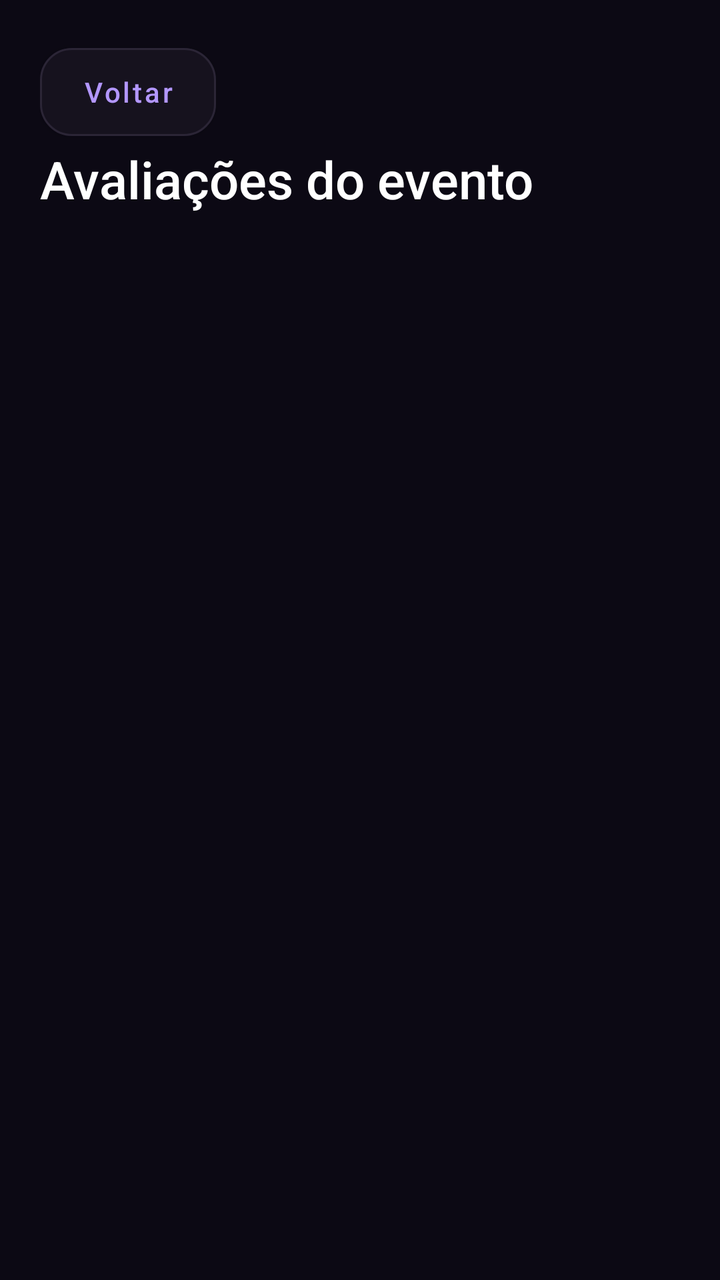
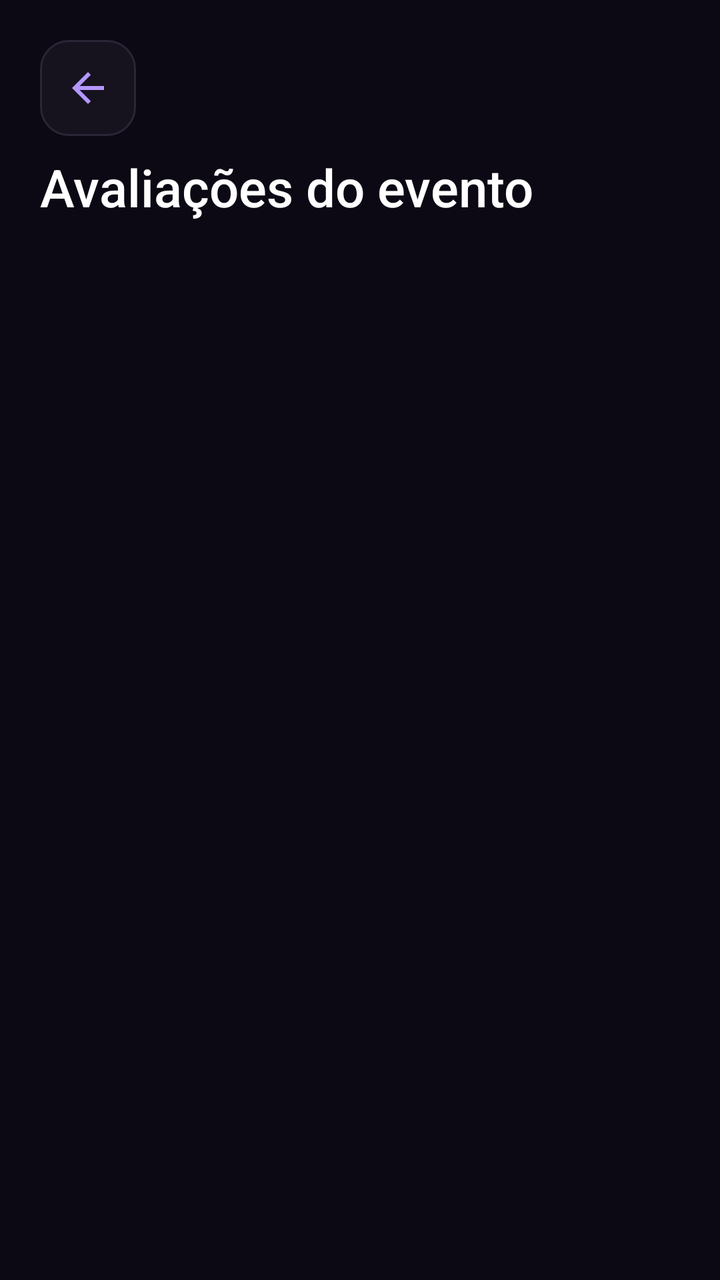

Two renders of the same Android screen: before a commit and after it. Below are the layout's source before the change and the commit's diff.
<!-- AndroidManifest.xml: activity theme Theme.Perto.Interno -->
<!-- res/layout/activity_avaliacoes.xml -->
<?xml version="1.0" encoding="utf-8"?>
<ScrollView android:scrollbars="none" xmlns:android="http://schemas.android.com/apk/res/android"
    android:layout_width="match_parent" android:layout_height="match_parent"
    android:fillViewport="true" android:background="@color/perto_background">
    <LinearLayout android:layout_width="match_parent" android:layout_height="wrap_content"
        android:orientation="vertical" android:padding="20dp">
        <Button android:id="@+id/voltar" style="@style/Widget.Perto.Button.Secondary" android:layout_width="wrap_content" android:layout_height="wrap_content" android:text="@string/event_back" />
        <TextView android:layout_width="match_parent" android:layout_height="wrap_content"
            android:text="@string/review_title" android:textSize="26sp" android:fontFamily="sans-serif-medium" android:textColor="@color/white" />
        <TextView android:id="@+id/status" android:layout_width="match_parent" android:layout_height="wrap_content"
            android:layout_marginTop="16dp" android:textColor="@color/perto_muted" android:accessibilityLiveRegion="polite" />
        <Button android:id="@+id/tentar" style="@style/Widget.Perto.Button.Secondary" android:layout_width="match_parent" android:layout_height="wrap_content"
            android:text="@string/retry" android:visibility="gone" />
        <LinearLayout android:id="@+id/formulario" android:layout_width="match_parent" android:layout_height="wrap_content"
            android:orientation="vertical" android:visibility="gone">
            <TextView android:layout_width="match_parent" android:layout_height="wrap_content"
                android:layout_marginTop="24dp" android:text="@string/review_mine" android:textSize="20sp" android:textColor="@color/white" />
            <TextView android:layout_width="match_parent" android:layout_height="wrap_content"
                android:layout_marginTop="16dp" android:labelFor="@+id/nota" android:text="@string/review_score" android:textColor="@color/perto_muted" />
            <Spinner android:id="@+id/nota" android:layout_width="match_parent" android:layout_height="wrap_content"
                android:minHeight="56dp" android:background="@drawable/perto_input" android:enabled="false" />
            <TextView android:layout_width="match_parent" android:layout_height="wrap_content"
                android:layout_marginTop="16dp" android:labelFor="@+id/comentario" android:text="@string/review_comment" android:textColor="@color/perto_muted" />
            <EditText android:id="@+id/comentario" android:layout_width="match_parent" android:layout_height="wrap_content"
                android:minHeight="112dp" android:gravity="top|start" android:inputType="textCapSentences|textMultiLine"
                android:padding="16dp" android:background="@drawable/perto_input" android:textColor="@color/white"
                android:maxLength="1000" android:enabled="false" />
            <Button android:id="@+id/salvar" android:layout_width="match_parent" android:layout_height="wrap_content"
                android:text="@string/review_save" android:enabled="false" />
        </LinearLayout>
        <LinearLayout android:id="@+id/painel_lista" android:layout_width="match_parent" android:layout_height="wrap_content"
            android:orientation="vertical" android:visibility="gone">
            <TextView android:layout_width="match_parent" android:layout_height="wrap_content"
                android:layout_marginTop="24dp" android:text="@string/review_list" android:textSize="20sp" android:textColor="@color/white" />
            <TextView android:id="@+id/status_lista" android:layout_width="match_parent" android:layout_height="wrap_content"
                android:textColor="@color/perto_muted" android:accessibilityLiveRegion="polite" />
            <LinearLayout android:id="@+id/lista" android:layout_width="match_parent" android:layout_height="wrap_content" android:orientation="vertical" />
            <Button android:id="@+id/mais" style="@style/Widget.Perto.Button.Secondary" android:layout_width="match_parent" android:layout_height="wrap_content"
                android:text="@string/filter_more" android:visibility="gone" />
        </LinearLayout>
    </LinearLayout>
</ScrollView>
<!-- resources referenced by this layout -->
<resources>
  <color name="perto_background">#0C0914</color>
  <color name="perto_muted">#A39AAF</color>
  <color name="white">#FFFFFFFF</color>
  <!-- drawable perto_input (drawable) -->
  <selector xmlns:android="http://schemas.android.com/apk/res/android">
   <item android:state_focused="true"><shape><solid android:color="@color/perto_surface"/><corners android:radius="14dp"/><stroke android:width="1dp" android:color="@color/perto_accent"/></shape></item>
   <item><shape><solid android:color="@color/perto_surface"/><corners android:radius="14dp"/><stroke android:width="1dp" android:color="@color/perto_border"/></shape></item>
  </selector>
  <string name="event_back">Voltar</string>
  <string name="filter_more">Carregar mais</string>
  <string name="retry">Tentar novamente</string>
  <string name="review_comment">Comentário (opcional, até 1000 caracteres)</string>
  <string name="review_list">Avaliações dos participantes</string>
  <string name="review_mine">Minha avaliação</string>
  <string name="review_save">Salvar avaliação</string>
  <string name="review_score">Nota de 1 a 5</string>
  <string name="review_title">Avaliações do evento</string>
  <style name="Widget.Perto.Button.Secondary" parent="Widget.Perto.Button">
          <item name="backgroundTint">@color/perto_surface</item>
          <item name="android:textColor">@color/perto_accent</item>
          <item name="strokeColor">@color/perto_border</item>
          <item name="strokeWidth">1dp</item>
      </style>
  <color name="perto_surface">#16121E</color>
  <color name="perto_accent">#B397FF</color>
  <color name="perto_border">#2B2536</color>
  <style name="Widget.Perto.Button" parent="Widget.MaterialComponents.Button">
          <item name="cornerRadius">16dp</item>
          <item name="backgroundTint">@color/perto_accent</item>
          <item name="android:textColor">@color/perto_background</item>
          <item name="android:textAllCaps">false</item>
          <item name="android:textSize">14sp</item>
          <item name="android:fontFamily">sans-serif-medium</item>
          <item name="android:minHeight">52dp</item>
          <item name="android:insetTop">4dp</item>
          <item name="android:insetBottom">4dp</item>
          <item name="elevation">0dp</item>
      </style>
  <color name="perto_accent_soft">#2D2047</color>
  <color name="perto_text">#FAF8FF</color>
  <style name="ThemeOverlay.Perto.Dialog" parent="ThemeOverlay.MaterialComponents.MaterialAlertDialog">
          <item name="colorSurface">@color/perto_surface</item>
          <item name="colorPrimary">@color/perto_accent</item>
          <item name="android:textColorPrimary">@color/perto_text</item>
          <item name="android:textColorSecondary">@color/perto_muted</item>
          <item name="android:colorBackground">@color/perto_surface</item>
      </style>
  <!-- unchanged entries left out for length: 1 -->
</resources>

<!-- the commit's change to res/layout/activity_avaliacoes.xml (unified diff, before → after) -->
@@ -4,7 +4,7 @@
     android:fillViewport="true" android:background="@color/perto_background">
     <LinearLayout android:layout_width="match_parent" android:layout_height="wrap_content"
         android:orientation="vertical" android:padding="20dp">
-        <Button android:id="@+id/voltar" style="@style/Widget.Perto.Button.Secondary" android:layout_width="wrap_content" android:layout_height="wrap_content" android:text="@string/event_back" />
+        <ImageButton android:id="@+id/voltar" style="@style/Widget.Perto.Back" />
         <TextView android:layout_width="match_parent" android:layout_height="wrap_content"
             android:text="@string/review_title" android:textSize="26sp" android:fontFamily="sans-serif-medium" android:textColor="@color/white" />
         <TextView android:id="@+id/status" android:layout_width="match_parent" android:layout_height="wrap_content"
<!-- resource entries referenced after the edit -->
@@ -17,6 +17,18 @@
   <string name="review_save">Salvar avaliação</string>
   <string name="review_score">Nota de 1 a 5</string>
   <string name="review_title">Avaliações do evento</string>
+  <style name="Widget.Perto.Back" parent="Widget.AppCompat.ImageButton">
+          <item name="android:layout_width">48dp</item>
+          <item name="android:layout_height">48dp</item>
+          <item name="android:layout_gravity">start</item>
+          <item name="android:layout_marginBottom">8dp</item>
+          <item name="android:padding">12dp</item>
+          <item name="android:background">@drawable/perto_input</item>
+          <item name="android:src">@drawable/ic_arrow_back</item>
+          <item name="tint">@color/perto_accent</item>
+          <item name="android:contentDescription">@string/event_back</item>
+          <item name="android:tooltipText">@string/event_back</item>
+      </style>
   <style name="Widget.Perto.Button.Secondary" parent="Widget.Perto.Button">
           <item name="backgroundTint">@color/perto_surface</item>
           <item name="android:textColor">@color/perto_accent</item>
@@ -26,6 +38,17 @@
   <color name="perto_surface">#16121E</color>
   <color name="perto_accent">#B397FF</color>
   <color name="perto_border">#2B2536</color>
+  <!-- drawable ic_arrow_back (drawable) -->
+  <vector xmlns:android="http://schemas.android.com/apk/res/android"
+      android:width="24dp"
+      android:height="24dp"
+      android:viewportWidth="24"
+      android:viewportHeight="24"
+      android:tint="@color/white">
+      <path
+          android:fillColor="@android:color/white"
+          android:pathData="M20,11H7.83l5.59,-5.59L12,4l-8,8 8,8 1.41,-1.41L7.83,13H20v-2z" />
+  </vector>
   <style name="Widget.Perto.Button" parent="Widget.MaterialComponents.Button">
           <item name="cornerRadius">16dp</item>
           <item name="backgroundTint">@color/perto_accent</item>
